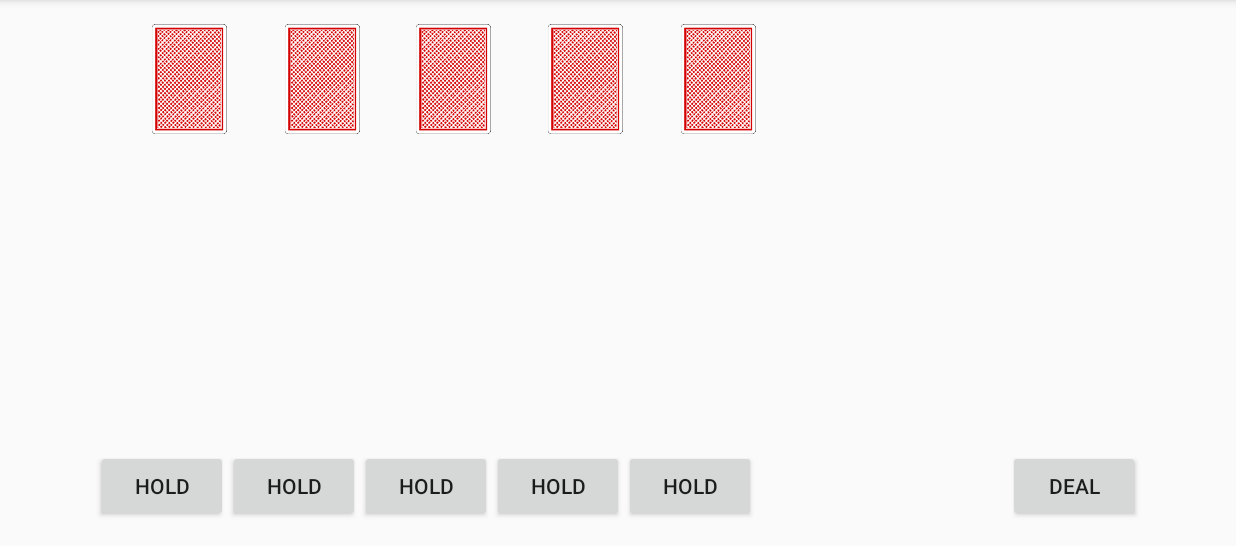
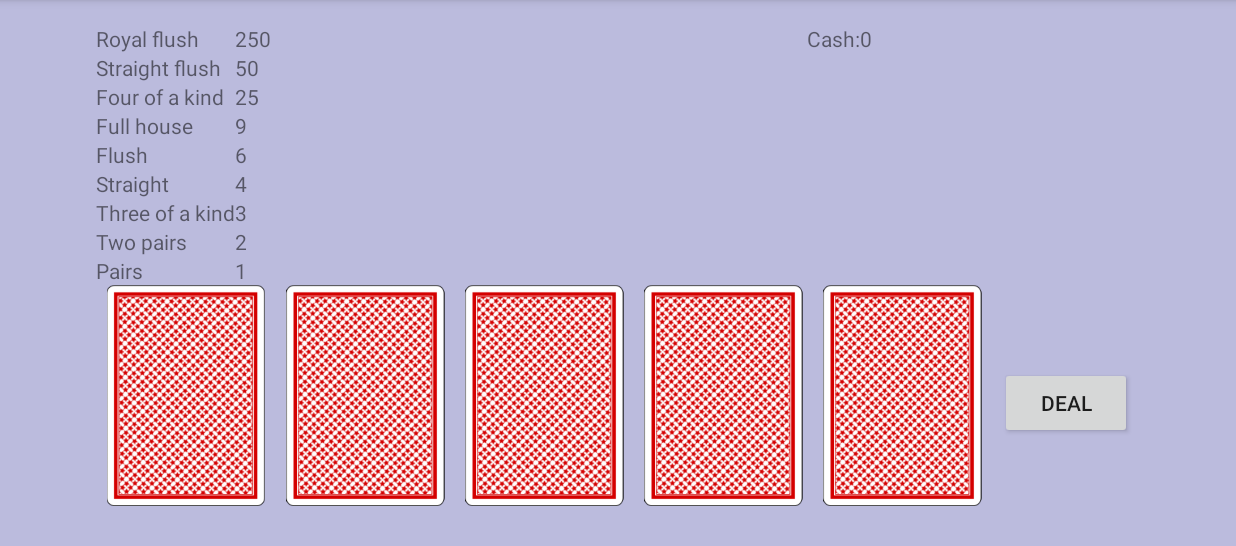
Before and after one commit to haavstr/videopoker, an Android app: the screen it shows after launch (MainActivity), on a phone screen of 824 x 412 dp (held sideways), the part 72-618 px from its top. Run offline under Robolectric (Android 15) with nearby library versions, the phone set to English and light mode, and no system bars.

Commit message:
Added table for winnings to UI, fixed image size, added onclicklistener for button and one card

```diff
--- a/VideoPoker/app/src/main/java/no/haavstr/videopoker/Deck.java
+++ b/VideoPoker/app/src/main/java/no/haavstr/videopoker/Deck.java
@@ -1,6 +1,4 @@
 package no.haavstr.videopoker;
-
-import java.util.Random;
 
 /**
  * Deck.java
--- a/VideoPoker/app/src/main/java/no/haavstr/videopoker/MainActivity.java
+++ b/VideoPoker/app/src/main/java/no/haavstr/videopoker/MainActivity.java
@@ -11,7 +11,7 @@ public class MainActivity extends ActionBarActivity {
     @Override
     protected void onCreate(Bundle savedInstanceState) {
         super.onCreate(savedInstanceState);
-        setContentView(R.layout.activity_main);
+        setContentView(R.layout.activity_game);
     }
 
 
--- /dev/null
+++ b/VideoPoker/app/src/main/res/layout/activity_game.xml
@@ -0,0 +1,195 @@
+<LinearLayout xmlns:android="http://schemas.android.com/apk/res/android"
+    xmlns:tools="http://schemas.android.com/tools" android:layout_width="match_parent"
+    android:layout_height="match_parent" android:paddingLeft="@dimen/activity_horizontal_margin"
+    android:paddingRight="@dimen/activity_horizontal_margin"
+    android:paddingTop="@dimen/activity_vertical_margin"
+    android:paddingBottom="@dimen/activity_vertical_margin" tools:context=".MainActivity"
+    android:orientation="vertical"
+    android:baselineAligned="true"
+    android:background="#BBBBDD">
+
+    <LinearLayout
+        android:layout_width="match_parent"
+        android:layout_height="wrap_content">
+
+        <TableLayout
+            android:layout_width="wrap_content"
+            android:layout_weight="2"
+            android:layout_height="wrap_content"
+            android:baselineAligned="true">
+            <TableRow android:layout_width="wrap_content"
+                android:layout_height="match_parent">
+                <TextView android:id="@+id/royalflushtitle" android:text="@string/royalflushtitle"/>
+                <TextView android:id="@+id/royalflushreward" android:text="@string/royalflushreward"/>
+            </TableRow>
+            <TableRow>
+                <TextView android:id="@+id/straightflushtitle" android:text="@string/straightflushtitle"/>
+                <TextView android:id="@+id/straightflushreward" android:text="@string/straightflushreward"/>
+            </TableRow>
+            <TableRow>
+                <TextView android:id="@+id/fourofakindtitle" android:text="@string/fourofakindtitle"/>
+                <TextView android:id="@+id/fourofakindreward" android:text="@string/fourofakindreward"/>
+            </TableRow>
+            <TableRow>
+                <TextView android:id="@+id/fullhousetitle" android:text="@string/fullhousetitle"/>
+                <TextView android:id="@+id/fullhousereward" android:text="@string/fullhousereward"/>
+            </TableRow>
+            <TableRow>
+                <TextView android:id="@+id/flushtitle" android:text="@string/flushtitle"/>
+                <TextView android:id="@+id/flushreward" android:text="@string/flushreward"/>
+            </TableRow>
+            <TableRow>
+                <TextView android:id="@+id/straighttitle" android:text="@string/straighttitle"/>
+                <TextView android:id="@+id/straightreward" android:text="@string/straightreward"/>
+            </TableRow>
+            <TableRow>
+                <TextView android:id="@+id/threeofakindtitle" android:text="@string/threeofakindtitle"/>
+                <TextView android:id="@+id/threeofakindreward" android:text="@string/threeofakindreward"/>
+            </TableRow>
+            <TableRow>
+                <TextView android:id="@+id/twopairstitle" android:text="@string/twopairstitle"/>
+                <TextView android:id="@+id/twopairsreward" android:text="@string/twopairsreward"/>
+            </TableRow>
+            <TableRow>
+                <TextView android:id="@+id/pairtitle" android:text="@string/pairtitle"/>
+                <TextView android:id="@+id/pairreward" android:text="@string/pairreward"/>
+            </TableRow>
+            </TableLayout>
+    <TableLayout
+        android:layout_width="wrap_content"
+        android:layout_height="wrap_content"
+        android:layout_weight="1"
+        android:baselineAligned="true">
+        <TableRow>
+            <TextView android:id="@+id/cashtitle" android:text="@string/cashtitle"/>
+            <TextView android:id="@+id/cashvalue" android:text="@string/cashvalue"/>
+        </TableRow>
+    </TableLayout>
+        </LinearLayout>
+
+        <!--
+
+
+        <Button android:id="@+id/hold5" android:text="@string/hold"
+            android:layout_width="wrap_content"
+            android:layout_height="wrap_content"
+            android:layout_alignTop="@+id/hold4"
+            android:layout_toRightOf="@+id/hold4"
+            android:layout_toEndOf="@+id/hold4" />
+
+        <Button android:id="@+id/hold4" android:text="@string/hold"
+            android:layout_width="wrap_content"
+            android:layout_height="wrap_content"
+            android:layout_alignTop="@+id/hold3"
+            android:layout_toRightOf="@+id/hold3"
+            android:layout_toEndOf="@+id/hold3" />
+
+        <Button android:id="@+id/hold3" android:text="@string/hold"
+            android:layout_width="wrap_content"
+            android:layout_height="wrap_content"
+            android:layout_alignTop="@+id/hold2"
+            android:layout_toRightOf="@+id/hold2"
+            android:layout_toEndOf="@+id/hold2" />
+
+        <Button android:id="@+id/hold1" android:text="@string/hold"
+            android:layout_alignParentBottom="true"
+            android:layout_alignParentLeft="true"
+            android:layout_alignParentStart="true"
+            android:layout_width="wrap_content"
+            android:layout_height="wrap_content" />
+
+        <Button android:id="@+id/hold2" android:text="@string/hold"
+            android:layout_alignTop="@+id/hold1"
+            android:layout_toRightOf="@+id/hold1"
+            android:layout_toEndOf="@+id/hold1"
+            android:layout_width="wrap_content"
+            android:layout_height="wrap_content" />-->
+
+    <LinearLayout
+        android:orientation="horizontal"
+        android:layout_width="match_parent"
+        android:layout_height="wrap_content">
+
+        <ImageView android:id="@+id/card3" android:layout_gravity="left"
+                android:layout_width="wrap_content"
+                android:layout_height="wrap_content"
+                android:layout_weight="1"
+                android:src="@drawable/red_back"
+
+                android:contentDescription="Card number 3"
+                android:clickable="true"
+                android:cropToPadding="false"
+                android:scaleType="fitCenter"
+                android:layout_alignParentTop="true"
+                android:layout_toRightOf="@+id/hold2"
+                android:layout_toEndOf="@+id/hold2"
+            android:baselineAlignBottom="false"
+            android:focusable="false"
+            android:layout_margin="5dp" />
+
+        <ImageView android:id="@+id/card1" android:layout_gravity="left"
+            android:layout_width="wrap_content"
+            android:layout_height="wrap_content"
+            android:layout_weight="1"
+            android:src="@drawable/red_back"
+            android:contentDescription="Card number 1"
+            android:clickable="true"
+            android:cropToPadding="false"
+            android:scaleType="fitCenter"
+            android:layout_alignParentTop="true"
+            android:layout_alignParentLeft="true"
+            android:layout_alignParentStart="true"
+            android:layout_margin="5dp" />
+
+        <ImageView android:id="@+id/card5" android:layout_gravity="left"
+                android:layout_width="wrap_content"
+                android:layout_height="wrap_content"
+                android:layout_weight="1"
+
+                android:src="@drawable/red_back"
+                android:contentDescription="Card number 5"
+                android:clickable="true"
+                android:cropToPadding="false"
+                android:scaleType="fitCenter"
+                android:layout_alignParentTop="true"
+                android:layout_alignRight="@+id/hold5"
+                android:layout_alignEnd="@+id/hold5"
+            android:layout_margin="5dp" />
+
+        <ImageView android:id="@+id/card2" android:layout_gravity="left"
+                android:layout_width="wrap_content"
+                android:layout_height="wrap_content"
+                android:layout_weight="1"
+                android:src="@drawable/red_back"
+                android:contentDescription="Card number 2"
+                android:clickable="true"
+                android:cropToPadding="false"
+                android:scaleType="fitCenter"
+                android:layout_alignParentTop="true"
+                android:layout_alignLeft="@+id/hold2"
+                android:layout_alignStart="@+id/hold2"
+            android:layout_margin="5dp" />
+
+        <ImageView android:id="@+id/card4" android:layout_gravity="left"
+            android:layout_width="wrap_content"
+            android:layout_height="wrap_content"
+            android:layout_weight="1"
+            android:src="@drawable/red_back"
+            android:contentDescription="Card number 4"
+            android:clickable="true"
+            android:cropToPadding="false"
+            android:scaleType="fitCenter"
+            android:layout_alignParentTop="true"
+            android:layout_toRightOf="@+id/hold3"
+            android:layout_toEndOf="@+id/hold3"
+            android:layout_margin="5dp" />
+
+        <Button android:id="@+id/deal" android:text="Deal"
+            android:layout_gravity="center_vertical|right"
+            android:layout_width="wrap_content"
+            android:layout_height="wrap_content"
+            android:layout_margin="5dp" />
+
+    </LinearLayout>
+
+</LinearLayout>
--- a/VideoPoker/app/src/main/res/layout/activity_main.xml
+++ /dev/null
@@ -1,137 +0,0 @@
-<LinearLayout xmlns:android="http://schemas.android.com/apk/res/android"
-    xmlns:tools="http://schemas.android.com/tools" android:layout_width="match_parent"
-    android:layout_height="match_parent" android:paddingLeft="@dimen/activity_horizontal_margin"
-    android:paddingRight="@dimen/activity_horizontal_margin"
-    android:paddingTop="@dimen/activity_vertical_margin"
-    android:paddingBottom="@dimen/activity_vertical_margin" tools:context=".MainActivity"
-    android:orientation="vertical">
-
-
-    <RelativeLayout
-        android:layout_width="match_parent"
-        android:layout_height="match_parent"
-        android:layout_weight="1">
-
-        <Button android:id="@+id/deal" android:text="Deal"
-            android:layout_alignParentBottom="true"
-            android:layout_alignParentRight="true"
-            android:layout_alignParentEnd="true"
-            android:layout_width="wrap_content"
-            android:layout_height="wrap_content" />
-
-        <Button android:id="@+id/hold5" android:text="@string/hold"
-            android:layout_width="wrap_content"
-            android:layout_height="wrap_content"
-            android:layout_alignTop="@+id/hold4"
-            android:layout_toRightOf="@+id/hold4"
-            android:layout_toEndOf="@+id/hold4" />
-
-        <Button android:id="@+id/hold4" android:text="@string/hold"
-            android:layout_width="wrap_content"
-            android:layout_height="wrap_content"
-            android:layout_alignTop="@+id/hold3"
-            android:layout_toRightOf="@+id/hold3"
-            android:layout_toEndOf="@+id/hold3" />
-
-        <Button android:id="@+id/hold3" android:text="@string/hold"
-            android:layout_width="wrap_content"
-            android:layout_height="wrap_content"
-            android:layout_alignTop="@+id/hold2"
-            android:layout_toRightOf="@+id/hold2"
-            android:layout_toEndOf="@+id/hold2" />
-
-        <Button android:id="@+id/hold1" android:text="@string/hold"
-            android:layout_alignParentBottom="true"
-            android:layout_alignParentLeft="true"
-            android:layout_alignParentStart="true"
-            android:layout_width="wrap_content"
-            android:layout_height="wrap_content" />
-
-        <Button android:id="@+id/hold2" android:text="@string/hold"
-            android:layout_alignTop="@+id/hold1"
-            android:layout_toRightOf="@+id/hold1"
-            android:layout_toEndOf="@+id/hold1"
-            android:layout_width="wrap_content"
-            android:layout_height="wrap_content" />
-
-        <ImageView android:id="@+id/card1" android:gravity="center_horizontal"
-            android:layout_width="50dp"
-            android:layout_height="73dp"
-            android:src="@drawable/Red_Back"
-            android:contentDescription="Card number 1"
-            android:clickable="true"
-            android:cropToPadding="false"
-            android:scaleType="fitXY"
-            android:layout_alignParentTop="true"
-            android:layout_alignParentLeft="true"
-            android:layout_alignParentStart="true"
-            android:layout_marginLeft="37dp"
-            android:layout_marginStart="37dp" />
-
-
-
-
-
-
-        <ImageView android:id="@+id/card2" android:gravity="center_horizontal"
-            android:text="X"
-            android:layout_width="50dp"
-            android:layout_height="73dp"
-            android:src="@drawable/Red_Back"
-            android:contentDescription="Card number 2"
-            android:clickable="true"
-            android:cropToPadding="false"
-            android:scaleType="fitXY"
-            android:layout_alignParentTop="true"
-            android:layout_alignLeft="@+id/hold2"
-            android:layout_alignStart="@+id/hold2"
-            android:layout_marginLeft="38dp"
-            android:layout_marginStart="38dp" />
-
-        <ImageView android:id="@+id/card3" android:gravity="center_horizontal"
-            android:layout_width="50dp"
-            android:layout_height="73dp"
-            android:src="@drawable/Red_Back"
-            android:contentDescription="Card number 3"
-            android:clickable="true"
-            android:cropToPadding="false"
-            android:scaleType="fitXY"
-            android:layout_alignParentTop="true"
-            android:layout_toRightOf="@+id/hold2"
-            android:layout_toEndOf="@+id/hold2"
-            android:layout_marginLeft="37dp"
-            android:layout_marginStart="37dp" />
-
-
-        <ImageView android:id="@+id/card4" android:gravity="center_horizontal"
-            android:layout_column="3"
-            android:layout_width="50dp"
-            android:layout_height="73dp"
-            android:src="@drawable/Red_Back"
-            android:contentDescription="Card number 4"
-            android:clickable="true"
-            android:cropToPadding="false"
-            android:scaleType="fitXY"
-            android:layout_alignParentTop="true"
-            android:layout_toRightOf="@+id/hold3"
-            android:layout_toEndOf="@+id/hold3"
-            android:layout_marginLeft="37dp"
-            android:layout_marginStart="37dp" />
-
-
-        <ImageView android:id="@+id/card5"
-            android:layout_width="50dp"
-            android:layout_height="73dp"
-            android:src="@drawable/Red_Back"
-            android:contentDescription="Card number 5"
-            android:clickable="true"
-            android:cropToPadding="false"
-            android:scaleType="fitXY"
-            android:layout_alignParentTop="true"
-            android:layout_alignRight="@+id/hold5"
-            android:layout_alignEnd="@+id/hold5" />
-
-
-    </RelativeLayout>
-
-</LinearLayout>
--- a/VideoPoker/app/src/main/res/values/strings.xml
+++ b/VideoPoker/app/src/main/res/values/strings.xml
@@ -4,5 +4,31 @@
     <string name="app_name">Video Poker</string>
     <string name="action_settings">Settings</string>
     <string name="hold">Hold</string>
+    <string name="cashtitle">Cash:</string>
+    <string name="cashvalue">0</string>
+
+
+    <!--Names and values of the winning hands possible-->
+    <string name="royalflushtitle">Royal flush</string>
+    <string name="royalflushreward">250</string>
+    <string name="straightflushtitle">Straight flush</string>
+    <string name="straightflushreward">50</string>
+    <string name="fourofakindtitle">Four of a kind</string>
+    <string name="fourofakindreward">25</string>
+    <string name="fullhousetitle">Full house</string>
+    <string name="fullhousereward">9</string>
+    <string name="flushtitle">Flush</string>
+    <string name="flushreward">6</string>
+    <string name="straighttitle">Straight</string>
+    <string name="straightreward">4</string>
+    <string name="threeofakindtitle">Three of a kind</string>
+    <string name="threeofakindreward">3</string>
+    <string name="twopairstitle">Two pairs</string>
+    <string name="twopairsreward">2</string>
+    <string name="pairtitle">Pairs</string>
+    <string name="pairreward">1</string>
+
+
+
 
 </resources>
```
Also changed, not shown: VideoPoker/app/src/main/java/no/haavstr/videopoker/Card.java (+23 -23 lines), VideoPoker/app/src/main/java/no/haavstr/videopoker/GameActivity.java (added, +137 -0 lines), VideoPoker/app/src/main/java/no/haavstr/videopoker/GameControll.java (deleted, +0 -42 lines), VideoPoker/app/src/main/java/no/haavstr/videopoker/Hand.java (+3 -10 lines), VideoPoker/app/src/main/java/no/haavstr/videopoker/Winner.java (added, +29 -0 lines), VideoPoker/app/src/main/res/drawable/red_back.png (renamed from VideoPoker/app/src/main/res/drawable/Red_Back.png), 3 other files.
